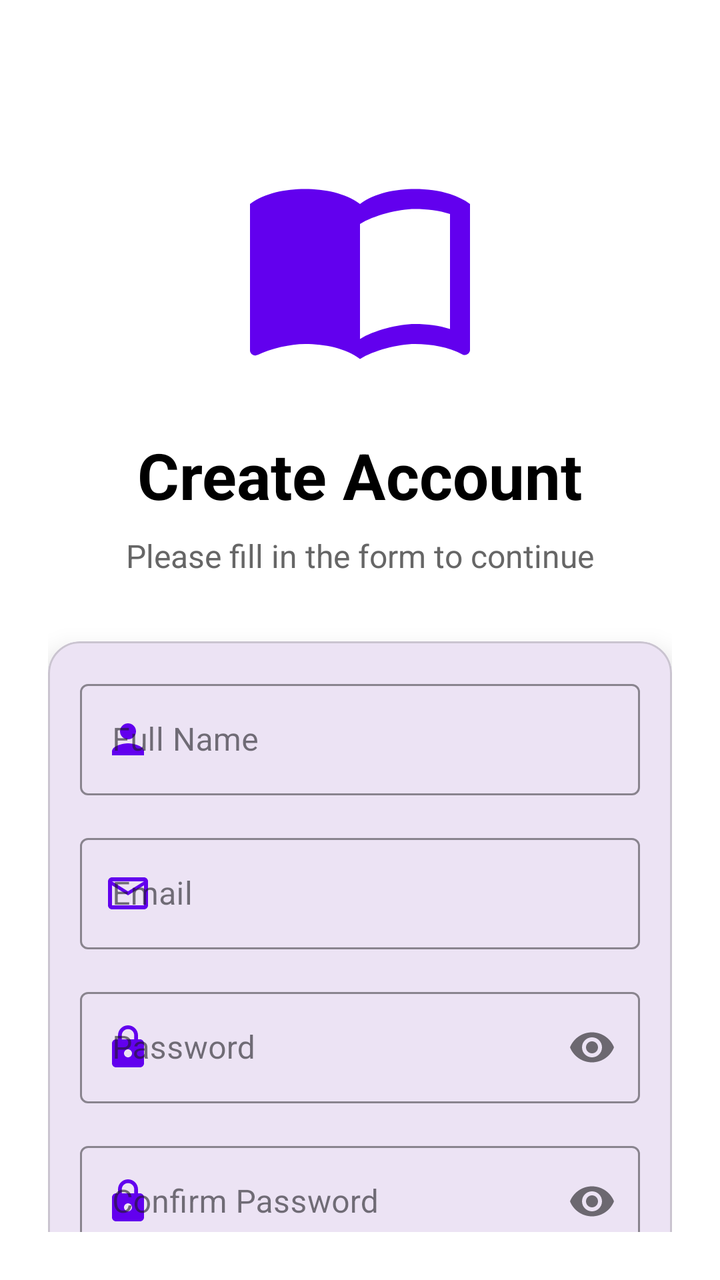
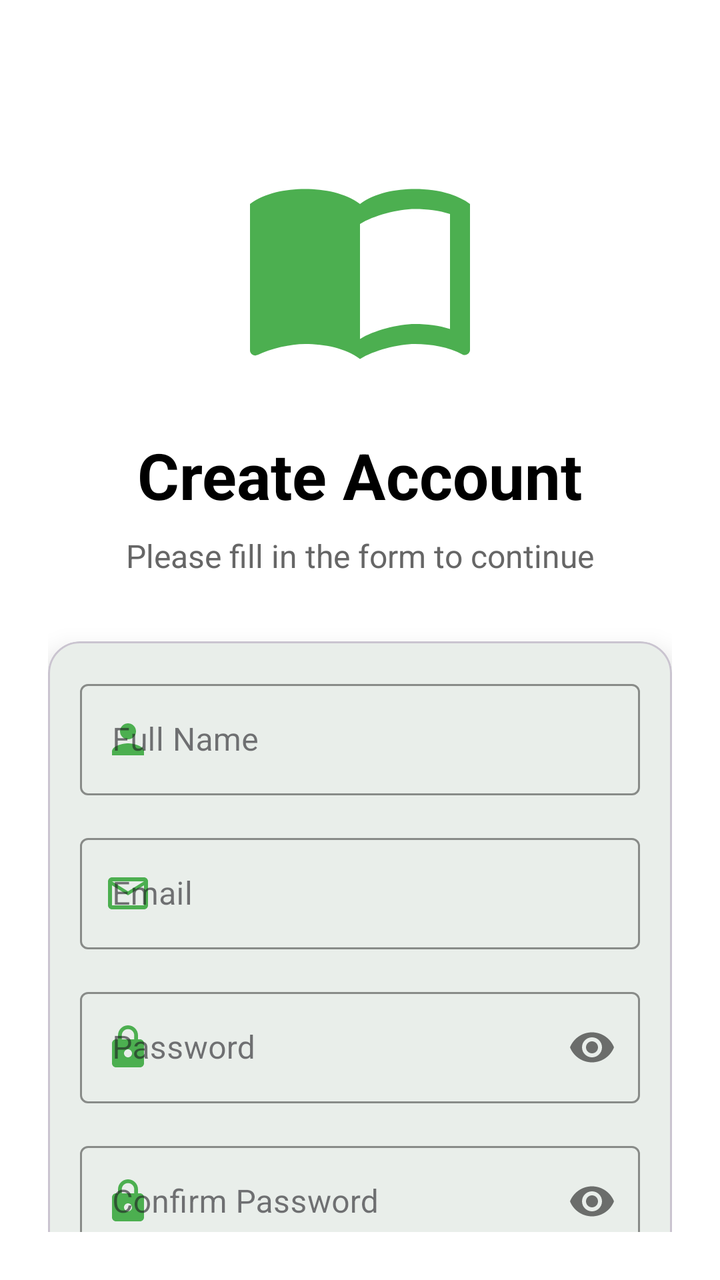

An Android layout rendered at two revisions. The XML below is the earlier revision; the diff shows what the commit changed to produce the second picture.
<!-- AndroidManifest.xml: application theme Theme.Project_pendidikan -->
<!-- res/layout/activity_register.xml -->
<?xml version="1.0" encoding="utf-8"?>
<androidx.constraintlayout.widget.ConstraintLayout xmlns:android="http://schemas.android.com/apk/res/android"
    xmlns:app="http://schemas.android.com/apk/res-auto"
    xmlns:tools="http://schemas.android.com/tools"
    android:layout_width="match_parent"
    android:layout_height="match_parent"
    android:background="@color/white"
    android:padding="24dp"
    tools:context=".RegisterActivity">

    <ImageView
        android:id="@+id/iconBook"
        android:layout_width="120dp"
        android:layout_height="120dp"
        android:layout_marginTop="48dp"
        android:src="@drawable/ic_book"
        android:tint="@color/purple_500"
        app:layout_constraintEnd_toEndOf="parent"
        app:layout_constraintStart_toStartOf="parent"
        app:layout_constraintTop_toTopOf="parent"
        android:contentDescription="Book Icon" />

    <TextView
        android:id="@+id/titleRegister"
        android:layout_width="wrap_content"
        android:layout_height="wrap_content"
        android:text="Create Account"
        android:textColor="@color/black"
        android:textSize="32sp"
        android:textStyle="bold"
        android:layout_marginTop="24dp"
        app:layout_constraintTop_toBottomOf="@id/iconBook"
        app:layout_constraintStart_toStartOf="parent"
        app:layout_constraintEnd_toEndOf="parent" />

    <TextView
        android:id="@+id/subtitleRegister"
        android:layout_width="wrap_content"
        android:layout_height="wrap_content"
        android:text="Please fill in the form to continue"
        android:textColor="#666666"
        android:textSize="16sp"
        android:layout_marginTop="8dp"
        app:layout_constraintTop_toBottomOf="@id/titleRegister"
        app:layout_constraintStart_toStartOf="parent"
        app:layout_constraintEnd_toEndOf="parent" />

    <com.google.android.material.card.MaterialCardView
        android:id="@+id/registerCard"
        android:layout_width="match_parent"
        android:layout_height="wrap_content"
        android:layout_marginTop="32dp"
        app:cardCornerRadius="16dp"
        app:cardElevation="8dp"
        app:layout_constraintTop_toBottomOf="@id/subtitleRegister">

        <LinearLayout
            android:layout_width="match_parent"
            android:layout_height="wrap_content"
            android:orientation="vertical"
            android:padding="16dp">

            <com.google.android.material.textfield.TextInputLayout
                android:id="@+id/nameInputLayout"
                android:layout_width="match_parent"
                android:layout_height="wrap_content"
                android:hint="Full Name"
                app:boxStrokeColor="@color/purple_500"
                app:hintTextColor="@color/purple_500"
                style="@style/Widget.MaterialComponents.TextInputLayout.OutlinedBox"
                app:startIconDrawable="@drawable/ic_person"
                app:startIconTint="@color/purple_500">

                <com.google.android.material.textfield.TextInputEditText
                    android:id="@+id/editTextName"
                    android:layout_width="match_parent"
                    android:layout_height="wrap_content"
                    android:inputType="textPersonName" />
            </com.google.android.material.textfield.TextInputLayout>

            <com.google.android.material.textfield.TextInputLayout
                android:id="@+id/emailInputLayoutRegister"
                android:layout_width="match_parent"
                android:layout_height="wrap_content"
                android:layout_marginTop="16dp"
                android:hint="Email"
                app:boxStrokeColor="@color/purple_500"
                app:hintTextColor="@color/purple_500"
                style="@style/Widget.MaterialComponents.TextInputLayout.OutlinedBox"
                app:startIconDrawable="@drawable/ic_email"
                app:startIconTint="@color/purple_500">

                <com.google.android.material.textfield.TextInputEditText
                    android:id="@+id/editTextEmailRegister"
                    android:layout_width="match_parent"
                    android:layout_height="wrap_content"
                    android:inputType="textEmailAddress" />
            </com.google.android.material.textfield.TextInputLayout>

            <com.google.android.material.textfield.TextInputLayout
                android:id="@+id/passwordInputLayoutRegister"
                android:layout_width="match_parent"
                android:layout_height="wrap_content"
                android:layout_marginTop="16dp"
                android:hint="Password"
                app:boxStrokeColor="@color/purple_500"
                app:hintTextColor="@color/purple_500"
                app:passwordToggleEnabled="true"
                style="@style/Widget.MaterialComponents.TextInputLayout.OutlinedBox"
                app:startIconDrawable="@drawable/ic_lock"
                app:startIconTint="@color/purple_500">

                <com.google.android.material.textfield.TextInputEditText
                    android:id="@+id/editTextPasswordRegister"
                    android:layout_width="match_parent"
                    android:layout_height="wrap_content"
                    android:inputType="textPassword" />
            </com.google.android.material.textfield.TextInputLayout>

            <com.google.android.material.textfield.TextInputLayout
                android:id="@+id/confirmPasswordInputLayout"
                android:layout_width="match_parent"
                android:layout_height="wrap_content"
                android:layout_marginTop="16dp"
                android:hint="Confirm Password"
                app:boxStrokeColor="@color/purple_500"
                app:hintTextColor="@color/purple_500"
                app:passwordToggleEnabled="true"
                style="@style/Widget.MaterialComponents.TextInputLayout.OutlinedBox"
                app:startIconDrawable="@drawable/ic_lock"
                app:startIconTint="@color/purple_500">

                <com.google.android.material.textfield.TextInputEditText
                    android:id="@+id/editTextConfirmPassword"
                    android:layout_width="match_parent"
                    android:layout_height="wrap_content"
                    android:inputType="textPassword" />
            </com.google.android.material.textfield.TextInputLayout>

            <com.google.android.material.button.MaterialButton
                android:id="@+id/buttonRegister"
                android:layout_width="match_parent"
                android:layout_height="56dp"
                android:layout_marginTop="24dp"
                android:text="Create Account"
                android:textSize="16sp"
                app:cornerRadius="8dp" />

        </LinearLayout>
    </com.google.android.material.card.MaterialCardView>

    <TextView
        android:id="@+id/textViewLogin"
        android:layout_width="wrap_content"
        android:layout_height="wrap_content"
        android:layout_marginTop="24dp"
        android:text="Already have an account? Login here"
        android:textColor="@color/purple_500"
        android:textSize="14sp"
        app:layout_constraintTop_toBottomOf="@id/registerCard"
        app:layout_constraintStart_toStartOf="parent"
        app:layout_constraintEnd_toEndOf="parent" />

</androidx.constraintlayout.widget.ConstraintLayout>
<!-- resources referenced by this layout -->
<resources>
  <color name="black">#FF000000</color>
  <color name="purple_500">#FF6200EE</color>
  <color name="white">#FFFFFFFF</color>
  <!-- drawable ic_book (drawable) -->
  <?xml version="1.0" encoding="utf-8"?>
  <vector xmlns:android="http://schemas.android.com/apk/res/android"
      android:width="24dp"
      android:height="24dp"
      android:viewportWidth="24"
      android:viewportHeight="24">
      <path
          android:fillColor="#000000"
          android:pathData="M21,5c-1.11,-0.35 -2.33,-0.5 -3.5,-0.5c-1.95,0 -4.05,0.4 -5.5,1.5c-1.45,-1.1 -3.55,-1.5 -5.5,-1.5S2.45,4.9 1,6v14.65c0,0.25 0.25,0.5 0.5,0.5c0.1,0 0.15,-0.05 0.25,-0.05C3.1,20.45 5.05,20 6.5,20c1.95,0 4.05,0.4 5.5,1.5c1.35,-0.85 3.8,-1.5 5.5,-1.5c1.65,0 3.35,0.3 4.75,1.05c0.1,0.05 0.15,0.05 0.25,0.05c0.25,0 0.5,-0.25 0.5,-0.5V6C22.4,5.55 21.75,5.25 21,5zM21,18.5c-1.1,-0.35 -2.3,-0.5 -3.5,-0.5c-1.7,0 -4.15,0.65 -5.5,1.5V8c1.35,-0.85 3.8,-1.5 5.5,-1.5c1.2,0 2.4,0.15 3.5,0.5V18.5z"/>
  </vector>
  <!-- drawable ic_email (drawable) -->
  <?xml version="1.0" encoding="utf-8"?>
  <vector xmlns:android="http://schemas.android.com/apk/res/android"
      android:width="24dp"
      android:height="24dp"
      android:viewportWidth="24"
      android:viewportHeight="24">
      <path
          android:fillColor="#000000"
          android:pathData="M20,4L4,4c-1.1,0 -1.99,0.9 -1.99,2L2,18c0,1.1 0.9,2 2,2h16c1.1,0 2,-0.9 2,-2L22,6c0,-1.1 -0.9,-2 -2,-2zM20,18L4,18L4,8l8,5 8,-5v10zM12,11L4,6h16l-8,5z"/>
  </vector>
  <!-- drawable ic_lock (drawable) -->
  <?xml version="1.0" encoding="utf-8"?>
  <vector xmlns:android="http://schemas.android.com/apk/res/android"
      android:width="24dp"
      android:height="24dp"
      android:viewportWidth="24"
      android:viewportHeight="24">
      <path
          android:fillColor="#000000"
          android:pathData="M18,8h-1L17,6c0,-2.76 -2.24,-5 -5,-5S7,3.24 7,6v2L6,8c-1.1,0 -2,0.9 -2,2v10c0,1.1 0.9,2 2,2h12c1.1,0 2,-0.9 2,-2L20,10c0,-1.1 -0.9,-2 -2,-2zM12,17c-1.1,0 -2,-0.9 -2,-2s0.9,-2 2,-2 2,0.9 2,2 -0.9,2 -2,2zM15.1,8L8.9,8L8.9,6c0,-1.71 1.39,-3.1 3.1,-3.1 1.71,0 3.1,1.39 3.1,3.1v2z"/>
  </vector>
  <!-- drawable ic_person (drawable) -->
  <?xml version="1.0" encoding="utf-8"?>
  <vector xmlns:android="http://schemas.android.com/apk/res/android"
      android:width="24dp"
      android:height="24dp"
      android:viewportWidth="24"
      android:viewportHeight="24">
      <path
          android:fillColor="#000000"
          android:pathData="M12,12c2.21,0 4,-1.79 4,-4s-1.79,-4 -4,-4 -4,1.79 -4,4 1.79,4 4,4zM12,14c-2.67,0 -8,1.34 -8,4v2h16v-2c0,-2.66 -5.33,-4 -8,-4z"/>
  </vector>
  <style name="Theme.Project_pendidikan" parent="Base.Theme.Project_pendidikan" />
  <style name="Base.Theme.Project_pendidikan" parent="Theme.Material3.DayNight.NoActionBar">
          
          
      </style>
</resources>

<!-- the commit's change to res/layout/activity_register.xml (unified diff, before → after) -->
@@ -14,7 +14,7 @@
         android:layout_height="120dp"
         android:layout_marginTop="48dp"
         android:src="@drawable/ic_book"
-        android:tint="@color/purple_500"
+        android:tint="@color/green_500"
         app:layout_constraintEnd_toEndOf="parent"
         app:layout_constraintStart_toStartOf="parent"
         app:layout_constraintTop_toTopOf="parent"
@@ -65,11 +65,11 @@
                 android:layout_width="match_parent"
                 android:layout_height="wrap_content"
                 android:hint="Full Name"
-                app:boxStrokeColor="@color/purple_500"
-                app:hintTextColor="@color/purple_500"
+                app:boxStrokeColor="@color/green_500"
+                app:hintTextColor="@color/green_500"
                 style="@style/Widget.MaterialComponents.TextInputLayout.OutlinedBox"
                 app:startIconDrawable="@drawable/ic_person"
-                app:startIconTint="@color/purple_500">
+                app:startIconTint="@color/green_500">
 
                 <com.google.android.material.textfield.TextInputEditText
                     android:id="@+id/editTextName"
@@ -84,11 +84,11 @@
                 android:layout_height="wrap_content"
                 android:layout_marginTop="16dp"
                 android:hint="Email"
-                app:boxStrokeColor="@color/purple_500"
-                app:hintTextColor="@color/purple_500"
+                app:boxStrokeColor="@color/green_500"
+                app:hintTextColor="@color/green_500"
                 style="@style/Widget.MaterialComponents.TextInputLayout.OutlinedBox"
                 app:startIconDrawable="@drawable/ic_email"
-                app:startIconTint="@color/purple_500">
+                app:startIconTint="@color/green_500">
 
                 <com.google.android.material.textfield.TextInputEditText
                     android:id="@+id/editTextEmailRegister"
@@ -103,12 +103,12 @@
                 android:layout_height="wrap_content"
                 android:layout_marginTop="16dp"
                 android:hint="Password"
-                app:boxStrokeColor="@color/purple_500"
-                app:hintTextColor="@color/purple_500"
+                app:boxStrokeColor="@color/green_500"
+                app:hintTextColor="@color/green_500"
                 app:passwordToggleEnabled="true"
                 style="@style/Widget.MaterialComponents.TextInputLayout.OutlinedBox"
                 app:startIconDrawable="@drawable/ic_lock"
-                app:startIconTint="@color/purple_500">
+                app:startIconTint="@color/green_500">
 
                 <com.google.android.material.textfield.TextInputEditText
                     android:id="@+id/editTextPasswordRegister"
@@ -123,12 +123,12 @@
                 android:layout_height="wrap_content"
                 android:layout_marginTop="16dp"
                 android:hint="Confirm Password"
-                app:boxStrokeColor="@color/purple_500"
-                app:hintTextColor="@color/purple_500"
+                app:boxStrokeColor="@color/green_500"
+                app:hintTextColor="@color/green_500"
                 app:passwordToggleEnabled="true"
                 style="@style/Widget.MaterialComponents.TextInputLayout.OutlinedBox"
                 app:startIconDrawable="@drawable/ic_lock"
-                app:startIconTint="@color/purple_500">
+                app:startIconTint="@color/green_500">
 
                 <com.google.android.material.textfield.TextInputEditText
                     android:id="@+id/editTextConfirmPassword"
@@ -155,7 +155,7 @@
         android:layout_height="wrap_content"
         android:layout_marginTop="24dp"
         android:text="Already have an account? Login here"
-        android:textColor="@color/purple_500"
+        android:textColor="@color/green_500"
         android:textSize="14sp"
         app:layout_constraintTop_toBottomOf="@id/registerCard"
         app:layout_constraintStart_toStartOf="parent"
<!-- resource entries referenced after the edit -->
@@ -1,7 +1,7 @@
 <!-- resources referenced by this layout -->
 <resources>
   <color name="black">#FF000000</color>
-  <color name="purple_500">#FF6200EE</color>
+  <color name="green_500">#4CAF50</color>
   <color name="white">#FFFFFFFF</color>
   <!-- drawable ic_book (drawable) -->
   <?xml version="1.0" encoding="utf-8"?>
@@ -50,7 +50,16 @@
   <style name="Theme.Project_pendidikan" parent="Base.Theme.Project_pendidikan" />
   <style name="Base.Theme.Project_pendidikan" parent="Theme.Material3.DayNight.NoActionBar">
           
-          
+          <item name="colorPrimary">@color/green_500</item>
+          <item name="colorPrimaryVariant">@color/green_700</item>
+          <item name="colorOnPrimary">@color/white</item>
+          <item name="colorSecondary">@color/green_200</item>
+          <item name="colorSecondaryVariant">@color/green_900</item>
+          <item name="colorOnSecondary">@color/black</item>
+          <item name="android:statusBarColor">@color/green_700</item>
       </style>
+  <color name="green_700">#388E3C</color>
+  <color name="green_200">#A5D6A7</color>
+  <color name="green_900">#1B5E20</color>
 </resources>
 
